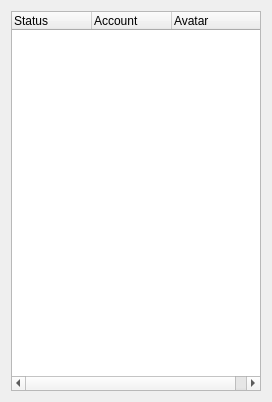
Old version of the form src/Client/GUI/design/Contacts.ui in the repository industral/Nexuz.
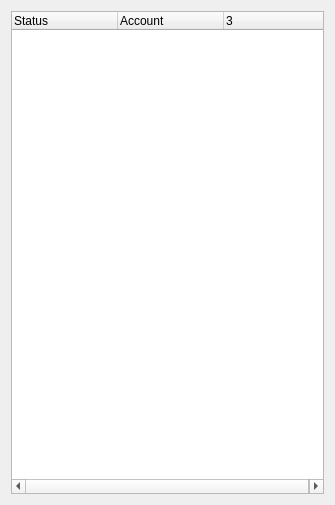
New version of the form.

What changed in the file:
```diff
--- a/src/Client/GUI/design/Contacts.ui
+++ b/src/Client/GUI/design/Contacts.ui
@@ -6,8 +6,8 @@
    <rect>
     <x>0</x>
     <y>0</y>
-    <width>272</width>
-    <height>402</height>
+    <width>335</width>
+    <height>505</height>
    </rect>
   </property>
   <property name="windowTitle">
@@ -22,8 +22,23 @@
        <verstretch>0</verstretch>
       </sizepolicy>
      </property>
+     <property name="columnCount">
+      <number>3</number>
+     </property>
+     <attribute name="headerCascadingSectionResizes">
+      <bool>false</bool>
+     </attribute>
      <attribute name="headerDefaultSectionSize">
-      <number>80</number>
+      <number>106</number>
+     </attribute>
+     <attribute name="headerMinimumSectionSize">
+      <number>19</number>
+     </attribute>
+     <attribute name="headerShowSortIndicator" stdset="0">
+      <bool>false</bool>
+     </attribute>
+     <attribute name="headerStretchLastSection">
+      <bool>true</bool>
      </attribute>
      <column>
       <property name="text">
@@ -37,7 +52,7 @@
      </column>
      <column>
       <property name="text">
-       <string>Avatar</string>
+       <string notr="true">3</string>
       </property>
      </column>
     </widget>
```
